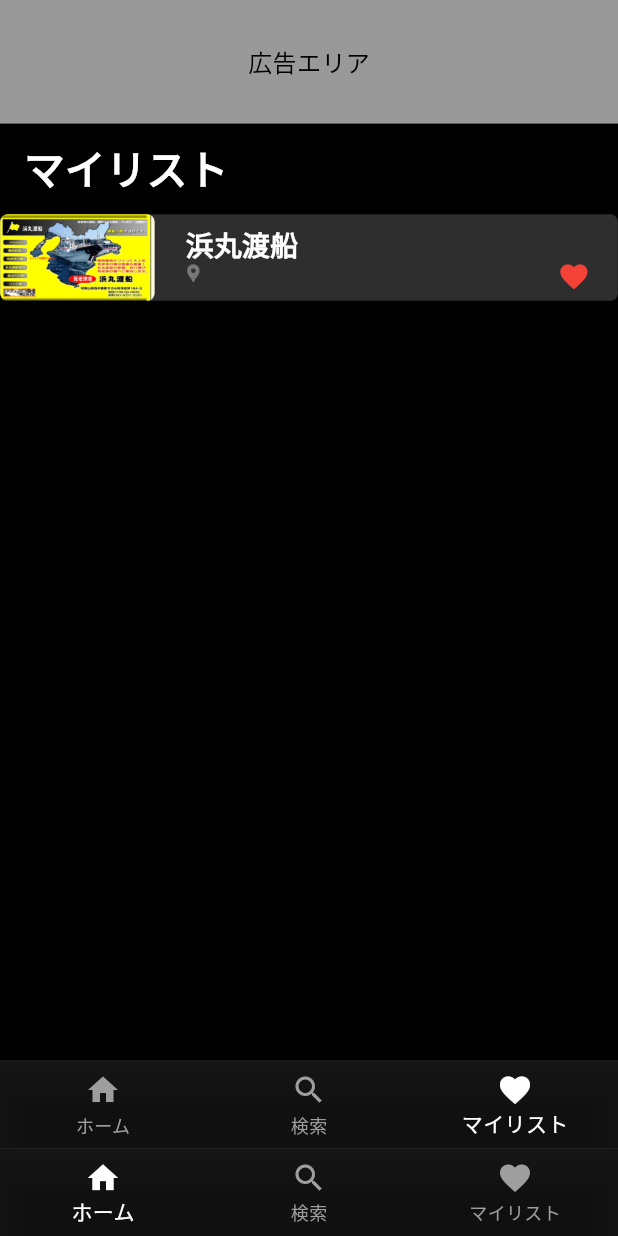
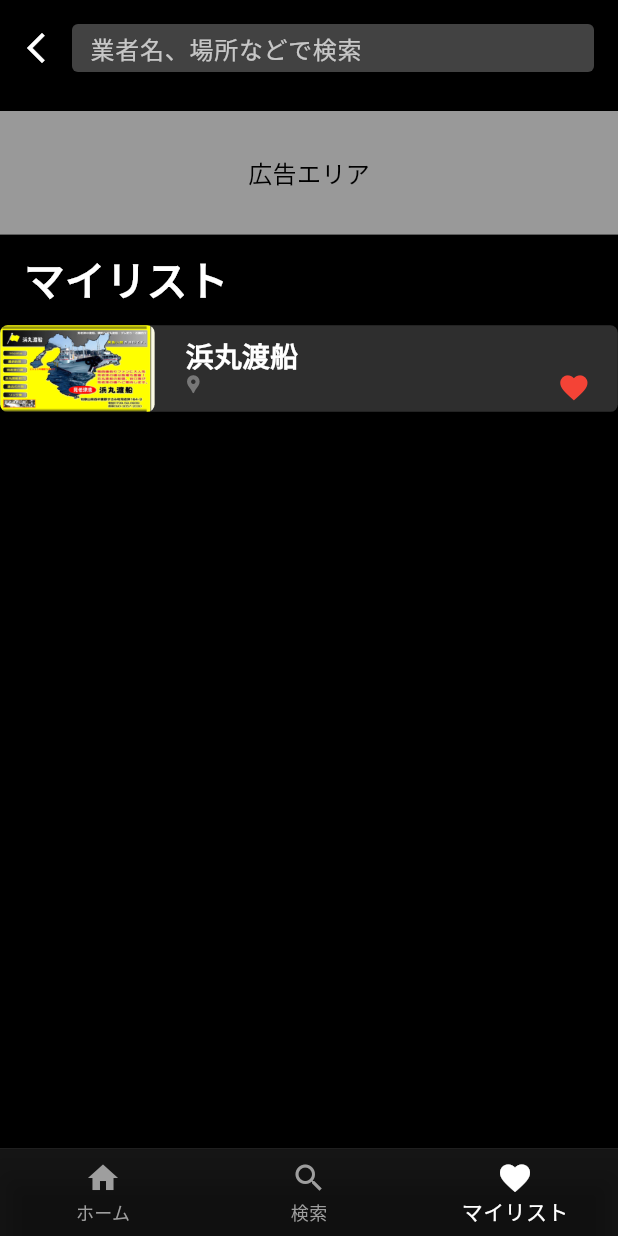
Before and after one commit to Kaito-nagai/fishing_app, a Flutter app: the screen it shows after launch, after a tap on the "favorite outline" icon, on a phone screen of 412 x 824 dp. Run offline on Flutter 3.47's test engine with Material 3 defaults, Android fonts, the phone set to English and light mode, and no system bars; our stand-ins replace flutter_dotenv, logger, shared_preferences; Roboto replaces fonts that are missing (Noto Sans JP).

Commit message:
“少し修正

```diff
--- a/lib/pages/home_initial.dart
+++ b/lib/pages/home_initial.dart
@@ -23,10 +23,19 @@ class HomeInitialScreen extends StatelessWidget {
     // FavoritesProvider を使用してお気に入りリストを取得
     final favoritesProvider = context.watch<FavoritesProvider>();
 
+    // 🔹 お気に入りがある場合、自動的にMyListScreenへ遷移するよう修正
+    WidgetsBinding.instance.addPostFrameCallback((_) {
+      if (favoritesProvider.favorites.isNotEmpty) {
+        Navigator.pushReplacement(
+          context,
+          MaterialPageRoute(builder: (context) => const MyListScreen()),
+        );
+      }
+    });
+
     return Scaffold(
       backgroundColor: const Color.fromARGB(255, 0, 0, 0), // ダークモードの背景色を指定
-      body: favoritesProvider.favorites.isEmpty
-          ? Stack(
+      body: Stack(
         children: [
           Positioned(
             left: screenWidth * 0.02,
@@ -96,8 +105,7 @@ class HomeInitialScreen extends StatelessWidget {
             ),
           ),
         ],
-            )
-          : const MyListScreen(), // 修正: お気に入りが登録されている場合にMyListScreenを表示
+      ),
       bottomNavigationBar: const BottomNav(currentIndex: 0),
     );
   }
--- a/lib/screens/my_list_screen.dart
+++ b/lib/screens/my_list_screen.dart
@@ -2,7 +2,8 @@ import 'package:flutter/material.dart';
 import 'package:provider/provider.dart';
 import 'package:fishing_app/components/vendor_list.dart';
 import 'package:fishing_app/providers/favorites_provider.dart';
-import 'package:fishing_app/widgets/bottom_nav.dart'; // ボトムナビゲーションをインポート
+import 'package:fishing_app/widgets/bottom_nav.dart';
+import 'package:fishing_app/widgets/search_bar.dart';
 
 class MyListScreen extends StatelessWidget {
   const MyListScreen({super.key});
@@ -12,14 +13,30 @@ class MyListScreen extends StatelessWidget {
     final screenWidth = MediaQuery.of(context).size.width;
     final screenHeight = MediaQuery.of(context).size.height;
 
+    // 検索バー用のコントローラーを初期化
+    final TextEditingController searchController = TextEditingController();
+
     // Providerからお気に入りリストを取得
     final favoritesProvider = context.watch<FavoritesProvider>();
     final favoriteItems = favoritesProvider.favorites;
 
     return Scaffold(
       backgroundColor: Colors.black,
-      body: Column(
+      body: SafeArea(
+        child: Column(
           children: [
+            // 検索バー
+            SearchBarWithBackButton(
+              onBackPressed: () {
+                Navigator.pop(context);
+              },
+              onSubmitted: (query) {
+                // 検索機能の実装
+              },
+              searchController: searchController, // 修正: 必須パラメータを追加
+            ),
+            const SizedBox(height: 10),
+
             // 上部広告エリア
             Container(
               width: screenWidth,
@@ -72,7 +89,8 @@ class MyListScreen extends StatelessWidget {
             ),
           ],
         ),
-      bottomNavigationBar: BottomNav(currentIndex: 2), // ボトムナビゲーションを正しいクラス名で設定
+      ),
+      bottomNavigationBar: const BottomNav(currentIndex: 2),
     );
   }
 }
```
Lines whose indentation alone changed are shown as unchanged.
